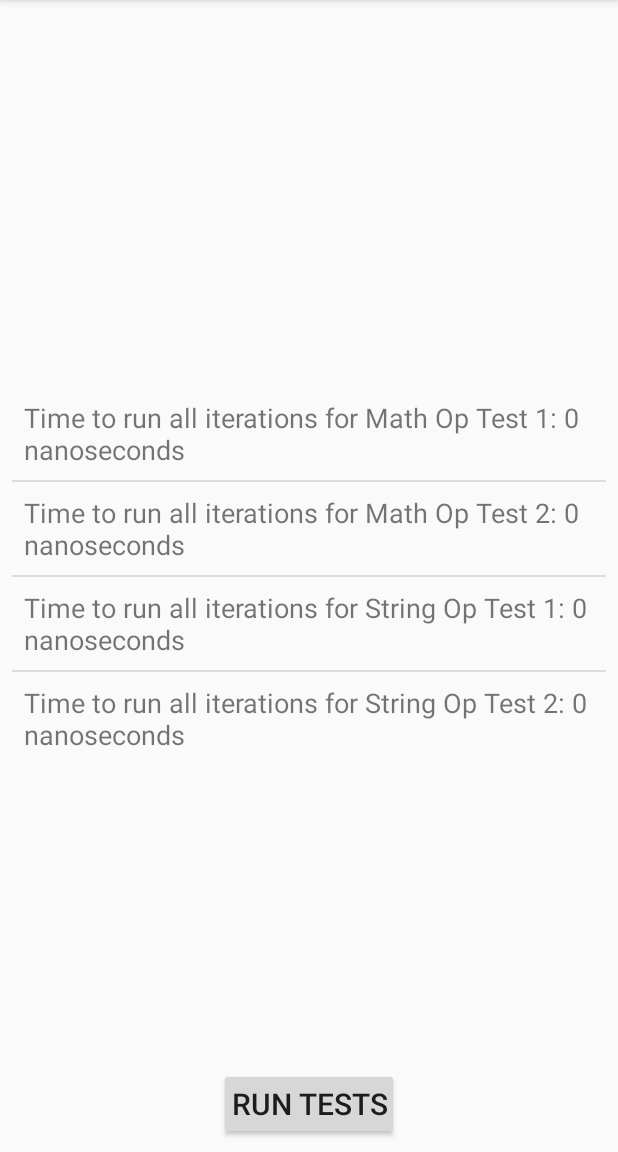
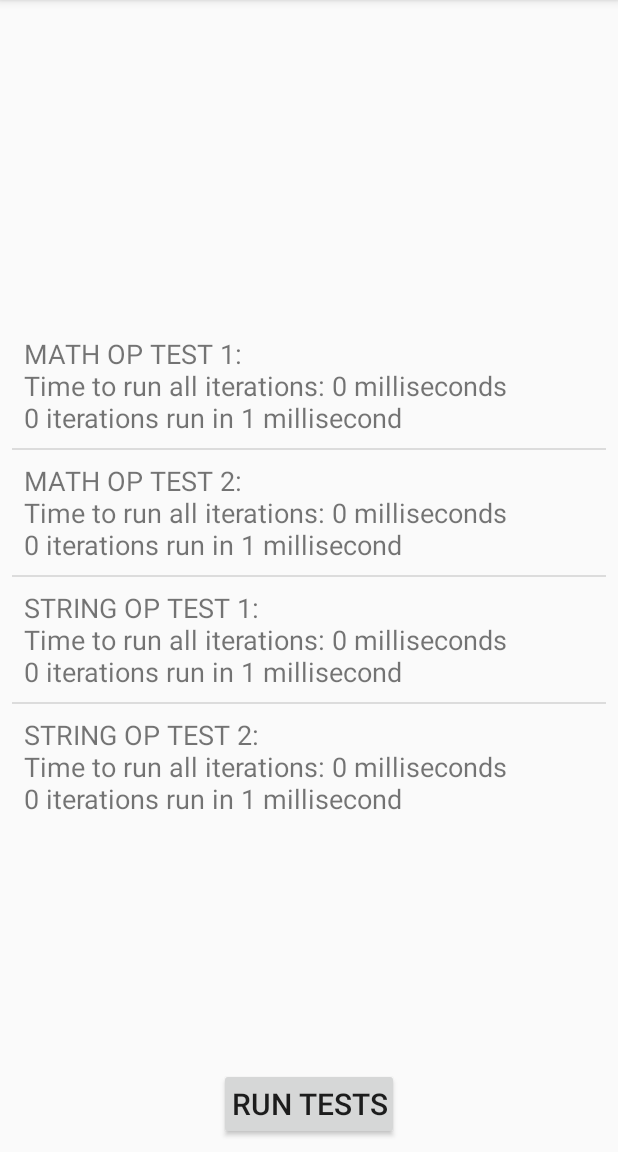
Before and after one commit to dimagi/commcare-developer-toolkit, an Android app: the RawDeviceTestsActivity screen opened directly, with no data from a screen before it, after a tap on "RUN TESTS", on a phone screen of 412 x 824 dp, the part 84-1236 px from its top. Run offline under Robolectric (Android 15) with nearby library versions, the phone set to English and light mode, and no system bars; 1 statement that could not run was skipped.

Commit message:
switch everything to milliseconds for now; improve results display and preserve it on rotation

```diff
--- a/app/src/main/java/dalvik/commcare/org/commcaretoolkit/activities/RawDeviceTestsActivity.java
+++ b/app/src/main/java/dalvik/commcare/org/commcaretoolkit/activities/RawDeviceTestsActivity.java
@@ -3,18 +3,14 @@ package dalvik.commcare.org.commcaretoolkit.activities;
 import android.content.Context;
 import android.os.Bundle;
 import android.support.v7.app.AppCompatActivity;
-import android.view.LayoutInflater;
 import android.view.View;
 import android.view.ViewGroup;
 import android.widget.ArrayAdapter;
 import android.widget.ListView;
-import android.widget.ScrollView;
 import android.widget.TextView;
 
-import java.util.Map;
 
 import dalvik.commcare.org.commcaretoolkit.R;
-import dalvik.commcare.org.commcaretoolkit.device.tests.RawTest;
 import dalvik.commcare.org.commcaretoolkit.device.tests.RawTestsRunner;
 import dalvik.commcare.org.commcaretoolkit.device.tests.TestResult;
 
@@ -24,24 +20,33 @@ import dalvik.commcare.org.commcaretoolkit.device.tests.TestResult;
 
 public class RawDeviceTestsActivity extends AppCompatActivity {
 
+    private static final String KEY_COMPUTED_RESULTS = "computed-results";
+
+    private TestResult[] computedResults;
+
     @Override
     protected void onCreate(Bundle savedInstanceState) {
         super.onCreate(savedInstanceState);
         setContentView(R.layout.raw_device_tests_layout);
+        if (savedInstanceState != null) {
+            this.computedResults = (TestResult[])savedInstanceState.getSerializable(KEY_COMPUTED_RESULTS);
+            updateResultsOnScreen();
+        }
 
         (findViewById(R.id.run_button)).setOnClickListener(new View.OnClickListener() {
             @Override
             public void onClick(View v) {
-                TestResult[] results = RawTestsRunner.run();
-                updateResultsOnScreen(results);
+                computedResults = RawTestsRunner.run();
+                updateResultsOnScreen();
             }
         });
     }
 
-    private void updateResultsOnScreen(TestResult[] results) {
+    private void updateResultsOnScreen() {
+        if (computedResults != null) {
             ListView lv = (ListView)findViewById(R.id.test_results);
             lv.setAdapter(new ArrayAdapter<TestResult>(this, android.R.layout.simple_list_item_1,
-                results) {
+                    computedResults) {
 
                 @Override
                 public View getView(int position, View convertView, ViewGroup parent) {
@@ -51,11 +56,16 @@ public class RawDeviceTestsActivity extends AppCompatActivity {
                         v = View.inflate(context, R.layout.test_result_view, null);
                     }
                     TestResult current = this.getItem(position);
-                ((TextView)v).setText(context.getString(R.string.device_test_duration_string,
-                        new String[]{current.testName, ""+current.nanosecondsToRunAllIterations}));
+                    ((TextView)v).setText(current.getDisplayString(context));
                     return v;
                 }
 
             });
         }
     }
+
+    @Override
+    protected void onSaveInstanceState(Bundle outState) {
+        outState.putSerializable(KEY_COMPUTED_RESULTS, computedResults);
+    }
+}
--- a/app/src/main/java/dalvik/commcare/org/commcaretoolkit/device/tests/DeviceTestUtils.java
+++ /dev/null
@@ -1,9 +0,0 @@
-package dalvik.commcare.org.commcaretoolkit.device.tests;
-
-/**
- * Created by amstone326 on 1/25/17.
- */
-
-public class DeviceTestUtils {
-
-}
--- a/app/src/main/java/dalvik/commcare/org/commcaretoolkit/device/tests/RawTest.java
+++ b/app/src/main/java/dalvik/commcare/org/commcaretoolkit/device/tests/RawTest.java
@@ -18,12 +18,11 @@ public abstract class RawTest {
     }
 
     TestResult getTestResult() {
-        long startTime = System.nanoTime();
+        long startTime = System.currentTimeMillis();
         runTest();
-        long endTime = System.nanoTime();
-        long elapsedInNanoSeconds = endTime - startTime;
-        //int elapsedInSeconds = (int)(elapsedInNanoSeconds / 1e9);
-        //int numIterationsInOneSecond = numIterationsToRun() / elapsedInSeconds;
-        return new TestResult(getTestName(), elapsedInNanoSeconds, 0);
+        long endTime = System.currentTimeMillis();
+        long elapsedInMilliseconds = endTime - startTime;
+        int numIterationsInOneMillisecond = numIterationsToRun() / (int)elapsedInMilliseconds;
+        return new TestResult(getTestName(), elapsedInMilliseconds, numIterationsInOneMillisecond);
     }
 }
--- a/app/src/main/java/dalvik/commcare/org/commcaretoolkit/device/tests/RawTestsRunner.java
+++ b/app/src/main/java/dalvik/commcare/org/commcaretoolkit/device/tests/RawTestsRunner.java
@@ -16,7 +16,7 @@ public class RawTestsRunner {
 
         @Override
         String getTestName() {
-            return "Math Op Test 1";
+            return "MATH OP TEST 1";
         }
     };
 
@@ -30,7 +30,7 @@ public class RawTestsRunner {
 
         @Override
         String getTestName() {
-            return "Math Op Test 2";
+            return "MATH OP TEST 2";
         }
     };
 
@@ -44,7 +44,7 @@ public class RawTestsRunner {
 
         @Override
         String getTestName() {
-            return "String Op Test 1";
+            return "STRING OP TEST 1";
         }
     };
 
@@ -59,7 +59,7 @@ public class RawTestsRunner {
 
         @Override
         String getTestName() {
-            return "String Op Test 2";
+            return "STRING OP TEST 2";
         }
     };
 
--- a/app/src/main/java/dalvik/commcare/org/commcaretoolkit/device/tests/TestResult.java
+++ b/app/src/main/java/dalvik/commcare/org/commcaretoolkit/device/tests/TestResult.java
@@ -1,19 +1,33 @@
 package dalvik.commcare.org.commcaretoolkit.device.tests;
+
+import android.content.Context;
+
+import java.io.Externalizable;
+import java.io.Serializable;
+
+import dalvik.commcare.org.commcaretoolkit.R;
 
 /**
  * Created by amstone326 on 1/25/17.
  */
 
-public class TestResult {
+public class TestResult implements Serializable {
 
-    public String testName;
-    public long nanosecondsToRunAllIterations;
-    public int iterationsInOneSecond;
+    private String testName;
+    private long millisecondsToRunAllIterations;
+    private int iterationsInOneMillisecond;
 
-    TestResult(String testName, long nanosecondsToRunAllIterations, int iterationsInOneSecond) {
+    TestResult(String testName, long millisecondsToRunAllIterations, int iterationsInOneMillisecond) {
         this.testName = testName;
-        this.nanosecondsToRunAllIterations = nanosecondsToRunAllIterations;
-        this.iterationsInOneSecond = iterationsInOneSecond;
+        this.millisecondsToRunAllIterations = millisecondsToRunAllIterations;
+        this.iterationsInOneMillisecond = iterationsInOneMillisecond;
+    }
+
+    public String getDisplayString(Context context) {
+        return testName + ":\n" +
+                context.getString(R.string.device_test_duration_string, ""+millisecondsToRunAllIterations)
+                + "\n"
+                + context.getString(R.string.device_test_score_string, ""+iterationsInOneMillisecond);
     }
 
 }
--- a/app/src/main/res/values/strings.xml
+++ b/app/src/main/res/values/strings.xml
@@ -26,6 +26,6 @@
     <string name="supporting_apps_unavailable">This utility cannot be used on your device because it requires the Google Play Store to be available.</string>
     <string name="more_coming_string">More utilities will be available soon! Check back for updates.</string>
     <string name="run_tests_string">Run Tests</string>
-    <string name="device_test_score_string">Score for %1$s: %2$s iterations run in 1 second</string>
-    <string name="device_test_duration_string">Time to run all iterations for %1$s: %2$s nanoseconds</string>
+    <string name="device_test_score_string">%s iterations run in 1 millisecond</string>
+    <string name="device_test_duration_string">Time to run all iterations: %s milliseconds</string>
 </resources>
```
Lines whose indentation alone changed are shown as unchanged.
